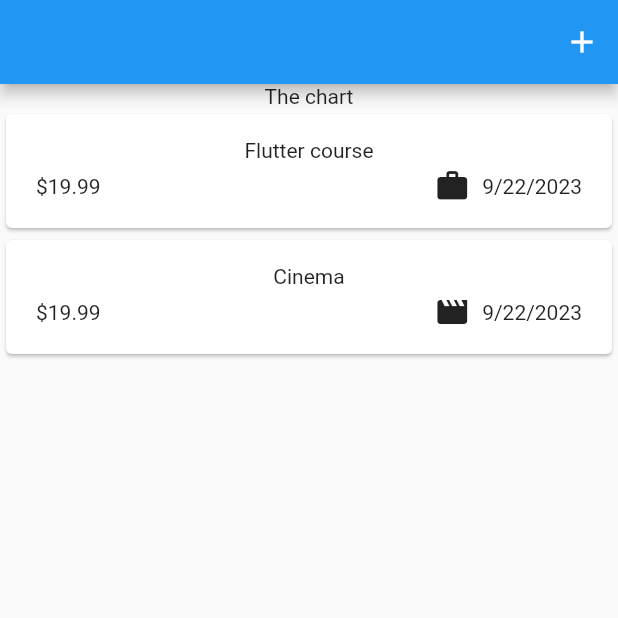
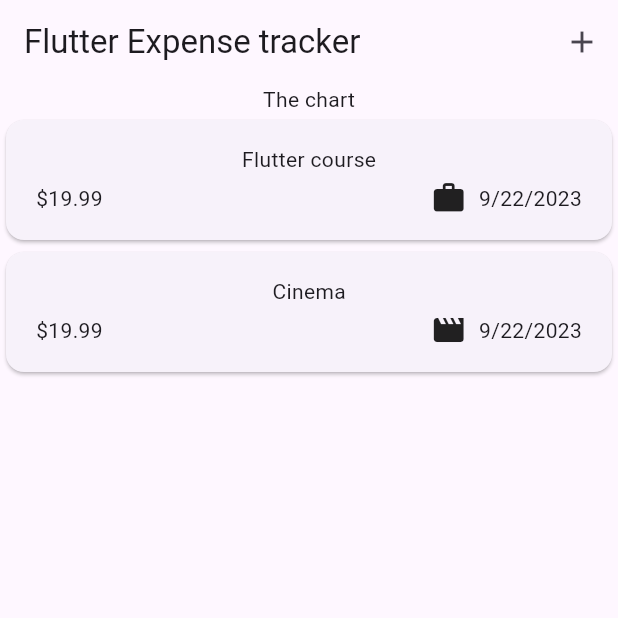
Before and after one commit to shariar99/Todo_apps_in_flutter, a Flutter app: the screen it shows after launch, on a phone screen of 412 x 824 dp, the top half of it. Run offline on Flutter 3.47's test engine with Material 2 defaults, Android fonts, the phone set to English and light mode, and no system bars.

Commit message:
add app bar

```diff
--- a/lib/expenses.dart
+++ b/lib/expenses.dart
@@ -31,6 +31,7 @@ class _ExpensesState extends State<Expenses> {
   Widget build(BuildContext context) {
     return Scaffold(
       appBar: AppBar(
+        title: const Text('Flutter Expense tracker'),
         actions: [
           IconButton(
             onPressed: () {},
--- a/lib/main.dart
+++ b/lib/main.dart
@@ -3,8 +3,9 @@ import 'package:todo/expenses.dart';
 
 void main(){
   runApp(
-    const MaterialApp(
-      home: Expenses(),
+     MaterialApp(
+      theme: ThemeData(useMaterial3: true),
+      home: const Expenses(),
     ),
   );
 }
```
